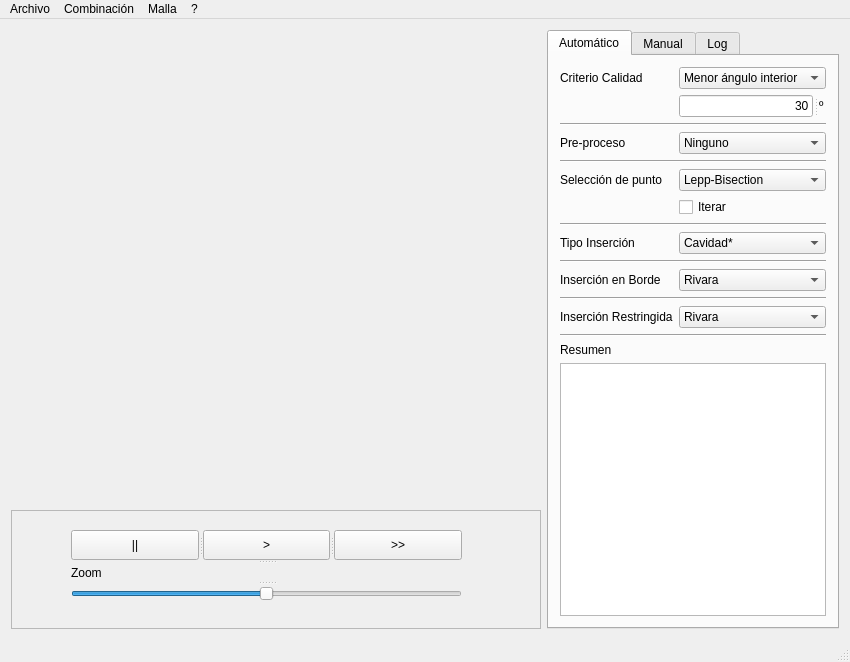
Qt form gui/forms/MainWindow.ui (afaundez/mesh-suite) before a commit.
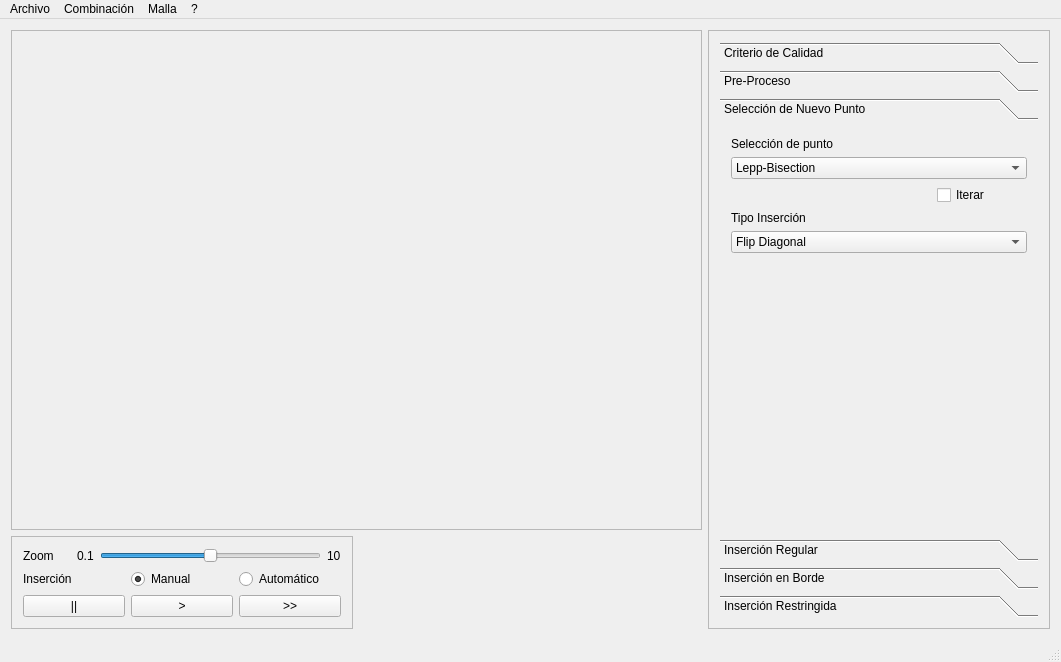
The same form after that commit. The open tabs and pages were chosen to show the change.

```diff
--- a/gui/forms/MainWindow.ui
+++ b/gui/forms/MainWindow.ui
@@ -6,7 +6,7 @@
    <rect>
     <x>0</x>
     <y>0</y>
-    <width>850</width>
+    <width>1061</width>
     <height>662</height>
    </rect>
   </property>
@@ -21,36 +21,75 @@
   </property>
   <widget class="QWidget" name="centralWidget">
    <layout class="QGridLayout" name="gridLayout_4">
-    <item row="0" column="0" rowspan="4" colspan="2">
+    <item row="0" column="0" colspan="2">
+     <widget class="QFrame" name="glFrame">
+      <property name="frameShape">
+       <enum>QFrame::StyledPanel</enum>
+      </property>
+      <property name="frameShadow">
+       <enum>QFrame::Raised</enum>
+      </property>
+      <layout class="QGridLayout" name="gridLayout_2">
+       <item row="0" column="1">
      <layout class="QHBoxLayout" name="glLayout"/>
     </item>
-    <item row="0" column="2" rowspan="5">
-     <widget class="QTabWidget" name="processTab">
-      <property name="sizePolicy">
-       <sizepolicy hsizetype="Fixed" vsizetype="Expanding">
-        <horstretch>0</horstretch>
-        <verstretch>0</verstretch>
-       </sizepolicy>
-      </property>
+       <item row="0" column="0">
+        <spacer name="verticalSpacer">
+         <property name="orientation">
+          <enum>Qt::Vertical</enum>
+         </property>
+         <property name="sizeHint" stdset="0">
+          <size>
+           <width>0</width>
+           <height>40</height>
+          </size>
+         </property>
+        </spacer>
+       </item>
+      </layout>
+     </widget>
+    </item>
+    <item row="0" column="2" rowspan="2">
+     <widget class="QFrame" name="optionFrame">
+      <property name="frameShape">
+       <enum>QFrame::StyledPanel</enum>
+      </property>
+      <property name="frameShadow">
+       <enum>QFrame::Raised</enum>
+      </property>
+      <layout class="QGridLayout" name="gridLayout_3">
+       <item row="0" column="0">
+        <widget class="QToolBox" name="optionToolBox">
       <property name="currentIndex">
        <number>0</number>
       </property>
-      <widget class="QWidget" name="automaticPage">
-       <attribute name="title">
-        <string>Automático</string>
-       </attribute>
-       <layout class="QFormLayout" name="processLayout">
+         <widget class="QWidget" name="qualityCriterionPage">
+          <property name="geometry">
+           <rect>
+            <x>0</x>
+            <y>0</y>
+            <width>324</width>
+            <height>403</height>
+           </rect>
+          </property>
+          <attribute name="label">
+           <string>Criterio de Calidad</string>
+          </attribute>
+          <layout class="QFormLayout" name="formLayout">
         <property name="fieldGrowthPolicy">
          <enum>QFormLayout::AllNonFixedFieldsGrow</enum>
         </property>
-        <item row="0" column="0">
-         <widget class="QLabel" name="label_12">
+           <item row="2" column="1">
+            <widget class="QLineEdit" name="lineEdit">
           <property name="text">
-           <string>Criterio Calidad</string>
+              <string>30</string>
+             </property>
+             <property name="alignment">
+              <set>Qt::AlignRight|Qt::AlignTrailing|Qt::AlignVCenter</set>
           </property>
          </widget>
         </item>
-        <item row="0" column="1">
+           <item row="1" column="0" colspan="2">
          <widget class="QComboBox" name="comboBox_10">
           <item>
            <property name="text">
@@ -59,21 +98,22 @@
           </item>
          </widget>
         </item>
-        <item row="2" column="0" colspan="2">
-         <widget class="Line" name="line">
-          <property name="orientation">
-           <enum>Qt::Horizontal</enum>
-          </property>
+          </layout>
          </widget>
-        </item>
-        <item row="3" column="0">
-         <widget class="QLabel" name="label">
-          <property name="text">
-           <string>Pre-proceso</string>
+         <widget class="QWidget" name="preProcessCriterionPage">
+          <property name="geometry">
+           <rect>
+            <x>0</x>
+            <y>0</y>
+            <width>324</width>
+            <height>403</height>
+           </rect>
           </property>
-         </widget>
-        </item>
-        <item row="3" column="1">
+          <attribute name="label">
+           <string>Pre-Proceso</string>
+          </attribute>
+          <layout class="QFormLayout" name="formLayout_2">
+           <item row="0" column="0" colspan="2">
          <widget class="QComboBox" name="comboBox">
           <item>
            <property name="text">
@@ -87,21 +127,24 @@
           </item>
          </widget>
         </item>
-        <item row="4" column="0" colspan="2">
-         <widget class="Line" name="line_2">
-          <property name="orientation">
-           <enum>Qt::Horizontal</enum>
-          </property>
+          </layout>
          </widget>
-        </item>
-        <item row="5" column="0">
+         <widget class="QWidget" name="insertionSelectionPage">
+          <attribute name="label">
+           <string>Selección de Nuevo Punto</string>
+          </attribute>
+          <layout class="QFormLayout" name="formLayout_3">
+           <property name="fieldGrowthPolicy">
+            <enum>QFormLayout::AllNonFixedFieldsGrow</enum>
+           </property>
+           <item row="0" column="0" colspan="2">
          <widget class="QLabel" name="label_2">
           <property name="text">
            <string>Selección de punto</string>
           </property>
          </widget>
         </item>
-        <item row="5" column="1">
+           <item row="1" column="0" colspan="2">
          <widget class="QComboBox" name="comboBox_2">
           <item>
            <property name="text">
@@ -140,35 +183,55 @@
           </item>
          </widget>
         </item>
-        <item row="6" column="0">
-         <widget class="QLabel" name="label_4">
-          <property name="text">
-           <string/>
-          </property>
-         </widget>
-        </item>
-        <item row="6" column="1">
+           <item row="3" column="0">
+            <spacer name="horizontalSpacer_3">
+             <property name="orientation">
+              <enum>Qt::Horizontal</enum>
+             </property>
+             <property name="sizeHint" stdset="0">
+              <size>
+               <width>200</width>
+               <height>20</height>
+              </size>
+             </property>
+            </spacer>
+           </item>
+           <item row="3" column="1">
          <widget class="QCheckBox" name="checkBox">
           <property name="text">
            <string>Iterar</string>
           </property>
          </widget>
         </item>
-        <item row="7" column="0" colspan="2">
-         <widget class="Line" name="line_3">
-          <property name="orientation">
-           <enum>Qt::Horizontal</enum>
-          </property>
-         </widget>
-        </item>
-        <item row="8" column="0">
-         <widget class="QLabel" name="label_9">
+           <item row="5" column="0">
+            <widget class="QLabel" name="label_10">
           <property name="text">
            <string>Tipo Inserción</string>
           </property>
          </widget>
         </item>
-        <item row="8" column="1">
+           <item row="6" column="0" colspan="2">
+            <widget class="QComboBox" name="comboBox_9">
+             <item>
+              <property name="text">
+               <string>Flip Diagonal</string>
+              </property>
+             </item>
+             <item>
+              <property name="text">
+               <string>Cavidad*</string>
+              </property>
+             </item>
+            </widget>
+           </item>
+          </layout>
+         </widget>
+         <widget class="QWidget" name="regularInsertionPage">
+          <attribute name="label">
+           <string>Inserción Regular</string>
+          </attribute>
+          <layout class="QFormLayout" name="formLayout_4">
+           <item row="0" column="0" colspan="2">
          <widget class="QComboBox" name="comboBox_8">
           <item>
            <property name="text">
@@ -182,21 +245,14 @@
           </item>
          </widget>
         </item>
-        <item row="9" column="0" colspan="2">
-         <widget class="Line" name="line_4">
-          <property name="orientation">
-           <enum>Qt::Horizontal</enum>
-          </property>
+          </layout>
          </widget>
-        </item>
-        <item row="10" column="0">
-         <widget class="QLabel" name="label_3">
-          <property name="text">
+         <widget class="QWidget" name="borderInsertionPage">
+          <attribute name="label">
            <string>Inserción en Borde</string>
-          </property>
-         </widget>
-        </item>
-        <item row="10" column="1">
+          </attribute>
+          <layout class="QFormLayout" name="formLayout_5">
+           <item row="0" column="0" colspan="2">
          <widget class="QComboBox" name="comboBox_3">
           <item>
            <property name="text">
@@ -210,21 +266,14 @@
           </item>
          </widget>
         </item>
-        <item row="11" column="0" colspan="2">
-         <widget class="Line" name="line_5">
-          <property name="orientation">
-           <enum>Qt::Horizontal</enum>
-          </property>
+          </layout>
          </widget>
-        </item>
-        <item row="12" column="0">
-         <widget class="QLabel" name="label_5">
-          <property name="text">
+         <widget class="QWidget" name="restrictedinsertionPage">
+          <attribute name="label">
            <string>Inserción Restringida</string>
-          </property>
-         </widget>
-        </item>
-        <item row="12" column="1">
+          </attribute>
+          <layout class="QFormLayout" name="formLayout_6">
+           <item row="0" column="0" colspan="2">
          <widget class="QComboBox" name="comboBox_4">
           <item>
            <property name="text">
@@ -238,198 +287,14 @@
           </item>
          </widget>
         </item>
-        <item row="14" column="0" colspan="2">
-         <widget class="Line" name="line_6">
-          <property name="orientation">
-           <enum>Qt::Horizontal</enum>
-          </property>
-         </widget>
-        </item>
-        <item row="15" column="0">
-         <widget class="QLabel" name="label_13">
-          <property name="text">
-           <string>Resumen</string>
-          </property>
-         </widget>
-        </item>
-        <item row="16" column="0" colspan="2">
-         <widget class="QTextEdit" name="textEdit_2">
-          <property name="readOnly">
-           <bool>true</bool>
-          </property>
-         </widget>
-        </item>
-        <item row="1" column="1">
-         <widget class="QSplitter" name="splitter_4">
-          <property name="enabled">
-           <bool>true</bool>
-          </property>
-          <property name="orientation">
-           <enum>Qt::Horizontal</enum>
-          </property>
-          <property name="opaqueResize">
-           <bool>true</bool>
-          </property>
-          <property name="handleWidth">
-           <number>6</number>
-          </property>
-          <property name="childrenCollapsible">
-           <bool>true</bool>
-          </property>
-          <widget class="QLineEdit" name="lineEdit">
-           <property name="text">
-            <string>30</string>
-           </property>
-           <property name="alignment">
-            <set>Qt::AlignRight|Qt::AlignTrailing|Qt::AlignVCenter</set>
-           </property>
-          </widget>
-          <widget class="QLabel" name="label_14">
-           <property name="text">
-            <string>º</string>
-           </property>
-          </widget>
-         </widget>
-        </item>
-       </layout>
-      </widget>
-      <widget class="QWidget" name="manualPage">
-       <attribute name="title">
-        <string>Manual</string>
-       </attribute>
-       <layout class="QFormLayout" name="formLayout">
-        <item row="0" column="0">
-         <widget class="QLabel" name="label_6">
-          <property name="text">
-           <string>Selección de punto</string>
-          </property>
-         </widget>
-        </item>
-        <item row="0" column="1">
-         <widget class="QComboBox" name="comboBox_5">
-          <item>
-           <property name="text">
-            <string>Circumcenter</string>
-           </property>
-          </item>
-          <item>
-           <property name="text">
-            <string>Bisection</string>
-           </property>
-          </item>
-          <item>
-           <property name="text">
-            <string>Lepp-Bisection</string>
-           </property>
-          </item>
-          <item>
-           <property name="text">
-            <string>Centroid</string>
-           </property>
-          </item>
-          <item>
-           <property name="text">
-            <string>Lepp-Centroid</string>
-           </property>
-          </item>
-          <item>
-           <property name="text">
-            <string>Lepp-Delaunay</string>
-           </property>
-          </item>
-          <item>
-           <property name="text">
-            <string>Off-Center</string>
-           </property>
-          </item>
-         </widget>
-        </item>
-        <item row="2" column="0">
-         <widget class="QLabel" name="label_7">
-          <property name="text">
-           <string>Inserción en Borde</string>
-          </property>
-         </widget>
-        </item>
-        <item row="3" column="0">
-         <widget class="QLabel" name="label_8">
-          <property name="text">
-           <string>Inserción Restringida</string>
-          </property>
-         </widget>
-        </item>
-        <item row="2" column="1">
-         <widget class="QComboBox" name="comboBox_6">
-          <item>
-           <property name="text">
-            <string>Rupert</string>
-           </property>
-          </item>
-          <item>
-           <property name="text">
-            <string>Rivara</string>
-           </property>
-          </item>
-         </widget>
-        </item>
-        <item row="3" column="1">
-         <widget class="QComboBox" name="comboBox_7">
-          <item>
-           <property name="text">
-            <string>Ruppert</string>
-           </property>
-          </item>
-          <item>
-           <property name="text">
-            <string>Rivara</string>
-           </property>
-          </item>
-         </widget>
-        </item>
-        <item row="1" column="1">
-         <widget class="QComboBox" name="comboBox_9">
-          <item>
-           <property name="text">
-            <string>Flip Diagonal</string>
-           </property>
-          </item>
-          <item>
-           <property name="text">
-            <string>Cavidad*</string>
-           </property>
-          </item>
+          </layout>
+         </widget>
+        </widget>
+       </item>
+      </layout>
          </widget>
         </item>
         <item row="1" column="0">
-         <widget class="QLabel" name="label_10">
-          <property name="text">
-           <string>Tipo Inserción</string>
-          </property>
-         </widget>
-        </item>
-       </layout>
-      </widget>
-      <widget class="QWidget" name="tab">
-       <attribute name="title">
-        <string>Log</string>
-       </attribute>
-       <layout class="QVBoxLayout" name="verticalLayout">
-        <item>
-         <widget class="QTextEdit" name="textEdit">
-          <property name="html">
-           <string>&lt;!DOCTYPE HTML PUBLIC &quot;-//W3C//DTD HTML 4.0//EN&quot; &quot;http://www.w3.org/TR/REC-html40/strict.dtd&quot;&gt;
-&lt;html&gt;&lt;head&gt;&lt;meta name=&quot;qrichtext&quot; content=&quot;1&quot; /&gt;&lt;style type=&quot;text/css&quot;&gt;
-p, li { white-space: pre-wrap; }
-&lt;/style&gt;&lt;/head&gt;&lt;body style=&quot; font-family:'Sans'; font-size:9pt; font-weight:400; font-style:normal;&quot;&gt;
-&lt;p style=&quot;-qt-paragraph-type:empty; margin-top:0px; margin-bottom:0px; margin-left:0px; margin-right:0px; -qt-block-indent:0; text-indent:0px;&quot;&gt;&lt;/p&gt;&lt;/body&gt;&lt;/html&gt;</string>
-          </property>
-         </widget>
-        </item>
-       </layout>
-      </widget>
-     </widget>
-    </item>
-    <item row="4" column="0" colspan="2">
      <widget class="QFrame" name="controlFrame">
       <property name="frameShape">
        <enum>QFrame::StyledPanel</enum>
@@ -437,47 +302,26 @@
       <property name="frameShadow">
        <enum>QFrame::Raised</enum>
       </property>
-      <widget class="QSplitter" name="controlVerticalSplitter">
-       <property name="geometry">
-        <rect>
-         <x>60</x>
-         <y>20</y>
-         <width>391</width>
-         <height>73</height>
-        </rect>
-       </property>
-       <property name="orientation">
-        <enum>Qt::Vertical</enum>
-       </property>
-       <widget class="QSplitter" name="controlHorizontalSplitter">
-        <property name="orientation">
-         <enum>Qt::Horizontal</enum>
-        </property>
-        <widget class="QPushButton" name="refine">
-         <property name="text">
-          <string>||</string>
-         </property>
-        </widget>
-        <widget class="QPushButton" name="refineOnce">
-         <property name="text">
-          <string>&gt;</string>
-         </property>
-        </widget>
-        <widget class="QPushButton" name="pause">
-         <property name="text">
-          <string>&gt;&gt;</string>
-         </property>
-        </widget>
-       </widget>
-       <widget class="QSplitter" name="optionsVerticalSplitter">
-        <property name="orientation">
-         <enum>Qt::Vertical</enum>
-        </property>
+      <layout class="QGridLayout" name="gridLayout">
+       <item row="0" column="0">
+        <layout class="QVBoxLayout" name="verticalLayout_2">
+         <item>
+          <layout class="QHBoxLayout" name="horizontalLayout_3">
+           <item>
         <widget class="QLabel" name="zoomLabel">
          <property name="text">
-          <string>Zoom</string>
-         </property>
-        </widget>
+              <string>Zoom     </string>
+             </property>
+            </widget>
+           </item>
+           <item>
+            <widget class="QLabel" name="label">
+             <property name="text">
+              <string>0.1</string>
+             </property>
+            </widget>
+           </item>
+           <item>
         <widget class="QSlider" name="zoomHorizontalSlider">
          <property name="minimum">
           <number>1</number>
@@ -492,9 +336,86 @@
           <enum>Qt::Horizontal</enum>
          </property>
         </widget>
-       </widget>
-      </widget>
-     </widget>
+           </item>
+           <item>
+            <widget class="QLabel" name="label_3">
+             <property name="text">
+              <string>10</string>
+             </property>
+            </widget>
+           </item>
+          </layout>
+         </item>
+         <item>
+          <layout class="QHBoxLayout" name="horizontalLayout">
+           <item>
+            <widget class="QLabel" name="zoomLabel_2">
+             <property name="text">
+              <string>Inserción</string>
+             </property>
+            </widget>
+           </item>
+           <item>
+            <widget class="QRadioButton" name="radioButton">
+             <property name="text">
+              <string>Manual</string>
+             </property>
+             <property name="checked">
+              <bool>true</bool>
+             </property>
+            </widget>
+           </item>
+           <item>
+            <widget class="QRadioButton" name="radioButton_2">
+             <property name="text">
+              <string>Automático</string>
+             </property>
+            </widget>
+           </item>
+          </layout>
+         </item>
+         <item>
+          <layout class="QHBoxLayout" name="horizontalLayout_2">
+           <item>
+            <widget class="QPushButton" name="refine">
+             <property name="text">
+              <string>||</string>
+             </property>
+            </widget>
+           </item>
+           <item>
+            <widget class="QPushButton" name="refineOnce">
+             <property name="text">
+              <string>&gt;</string>
+             </property>
+            </widget>
+           </item>
+           <item>
+            <widget class="QPushButton" name="pause">
+             <property name="text">
+              <string>&gt;&gt;</string>
+             </property>
+            </widget>
+           </item>
+          </layout>
+         </item>
+        </layout>
+       </item>
+      </layout>
+     </widget>
+    </item>
+    <item row="1" column="1">
+     <spacer name="horizontalSpacer_2">
+      <property name="orientation">
+       <enum>Qt::Horizontal</enum>
+      </property>
+      <property name="sizeHint" stdset="0">
+       <size>
+        <width>40</width>
+        <height>20</height>
+       </size>
+      </property>
+     </spacer>
     </item>
    </layout>
   </widget>
@@ -503,7 +424,7 @@
     <rect>
      <x>0</x>
      <y>0</y>
-     <width>850</width>
+     <width>1061</width>
      <height>25</height>
     </rect>
    </property>
```
Left out of the diff: 15 changed lines with no effect on the pictures. Lines whose indentation alone changed are shown as unchanged.
